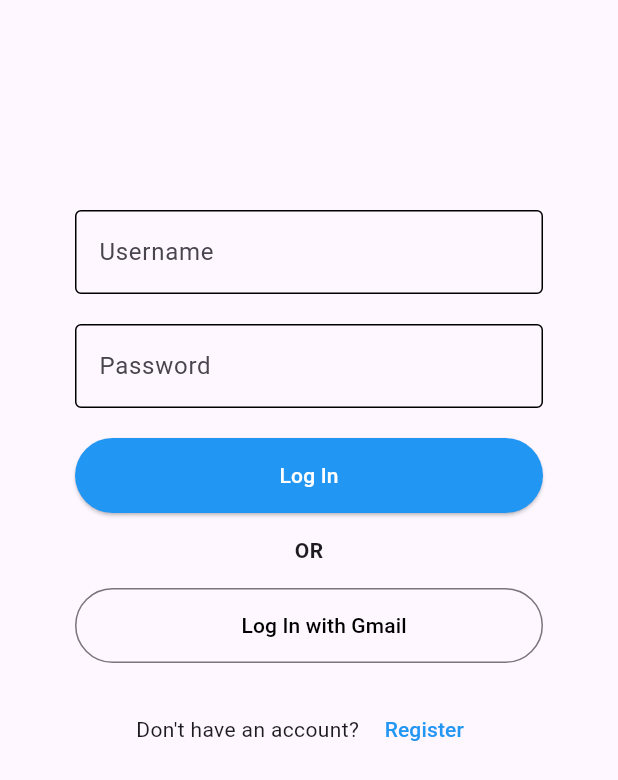
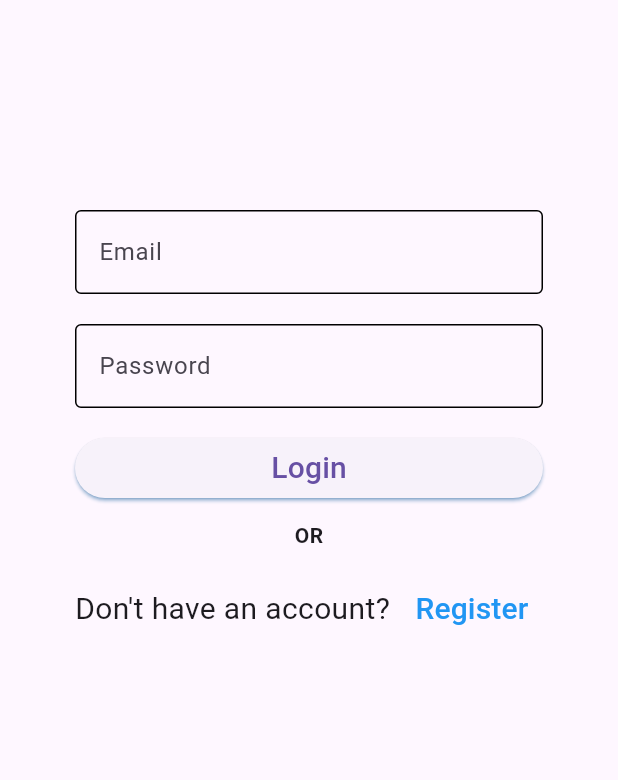
Before and after one commit to FrederickYapiter2411/Clairvoyance--Big-Project, a Flutter app: the screen it shows after launch, on a phone screen of 412 x 824 dp. Shown: the top 780 px of the screen. Run offline on Flutter 3.47's test engine with Material 3 defaults, Android fonts, the phone set to English and light mode, and no system bars; accounts and stored records are empty.

Commit message:
mengubah dependensi login menjadi dependen pada list user di provider

```diff
--- a/lib/screens/login.dart
+++ b/lib/screens/login.dart
@@ -1,27 +1,60 @@
 import 'package:clairvoyant_tubes/screens/provider.dart';
 import 'package:flutter/material.dart';
-import 'package:provider/provider.dart';
 import 'package:clairvoyant_tubes/screens/home.dart';
 import 'package:clairvoyant_tubes/screens/register.dart';
 
-class Login extends StatelessWidget {
-  const Login({super.key});
+class Login extends StatefulWidget {
+  const Login({Key? key}) : super(key: key);
+
+  @override
+  State<Login> createState() => _LoginState();
+}
+
+class _LoginState extends State<Login> {
+  final TextEditingController _emailC = TextEditingController();
+  final TextEditingController _passwordC = TextEditingController();
+  Color floatingColor1 = Colors.grey;
+  Color floatingColor2 = Colors.grey;
+  String? err1;
+  String? err2;
+  String tempEmail = '';
+  String tempPassword = '';
+
+  void _login(BuildContext ctx) {
+    List<Map<String, dynamic>> accountExist =
+        listUsers.where((user) => user["email"] == _emailC.text).toList();
+
+    if (accountExist.isNotEmpty) {
+      Map<String, dynamic> account = accountExist[0];
+
+      if (account["email"] == _emailC.text &&
+          account["password"] == _passwordC.text) {
+        User user = User(
+          username: account['user_name'],
+          email: account['email'],
+          password: account['password'],
+        );
+
+        Navigator.of(ctx).pushAndRemoveUntil(
+          MaterialPageRoute(builder: (context) => Home(user: user)),
+          (route) => false,
+        );
+      } else {
+        setState(() {
+          err1 = 'Wrong email and/or password';
+          err2 = 'Wrong email and/or password';
+        });
+      }
+    } else {
+      setState(() {
+        err1 = 'Wrong email and/or password';
+        err2 = 'Wrong email and/or password';
+      });
+    }
+  }
 
   @override
   Widget build(BuildContext context) {
-    var userProvider = Provider.of<UserProvider>(context);
-
-    TextEditingController inputUsername = TextEditingController();
-    TextEditingController inputPassword = TextEditingController();
-
-    Color floatingColor1 = Colors.grey;
-    Color floatingColor2 = Colors.grey;
-
-    String tempUsername = '';
-    String tempPassword = '';
-    String? err1;
-    String? err2;
-
     return Scaffold(
       body: SingleChildScrollView(
         padding: EdgeInsets.all(50),
@@ -37,22 +70,24 @@ class Login extends StatelessWidget {
             ),
             Focus(
               onFocusChange: (value) {
+                setState(() {
                   if (value) {
                     floatingColor1 = Colors.redAccent;
                   } else {
                     floatingColor1 = Colors.grey;
-                  if (tempUsername != inputUsername.text ||
-                      tempPassword != inputPassword.text) {
+                    if (tempEmail != _emailC.text ||
+                        tempPassword != _passwordC.text) {
                       err1 = null;
                       err2 = null;
                     }
                   }
+                });
               },
               child: TextFormField(
-                controller: inputUsername,
+                controller: _emailC,
                 decoration: InputDecoration(
-                  labelText: 'Username',
-                  hintText: inputUsername.text.isEmpty ? 'testing' : null,
+                  labelText: 'Email',
+                  hintText: 'Enter your email',
                   hintStyle: TextStyle(color: Colors.grey),
                   enabledBorder: OutlineInputBorder(),
                   focusedBorder: OutlineInputBorder(
@@ -62,27 +97,30 @@ class Login extends StatelessWidget {
                 ),
               ),
             ),
-            SizedBox(
+            const SizedBox(
               height: 20,
             ),
             Focus(
               onFocusChange: (value) {
+                setState(() {
                   if (value) {
                     floatingColor2 = Colors.redAccent;
                   } else {
                     floatingColor2 = Colors.grey;
-                  if (tempUsername != inputUsername.text ||
-                      tempPassword != inputPassword.text) {
+                    if (tempEmail != _emailC.text ||
+                        tempPassword != _passwordC.text) {
                       err1 = null;
                       err2 = null;
                     }
                   }
+                });
               },
               child: TextFormField(
-                controller: inputPassword,
+                controller: _passwordC,
+                obscureText: true,
                 decoration: InputDecoration(
                   labelText: 'Password',
-                  hintText: inputPassword.text.isEmpty ? 'testing' : null,
+                  hintText: 'Enter your password',
                   hintStyle: TextStyle(color: Colors.grey),
                   enabledBorder: OutlineInputBorder(),
                   focusedBorder: OutlineInputBorder(
@@ -92,37 +130,26 @@ class Login extends StatelessWidget {
                 ),
               ),
             ),
-            SizedBox(
+            const SizedBox(
               height: 20,
             ),
-            ElevatedButton(
+            SizedBox(
+              width: double.infinity,
+              height: 40,
+              child: ElevatedButton(
+                style: ElevatedButton.styleFrom(
+                  shadowColor: Colors.blue,
+                ),
                 onPressed: () {
-                FocusScope.of(context).unfocus();
-                if (inputUsername.text != 'testing' ||
-                    inputPassword.text != 'testing') {
-                  err1 = 'Wrong username and/or password';
-                  err2 = 'Wrong username and/or password';
-                  tempUsername = inputUsername.text;
-                  tempPassword = inputPassword.text;
-                } else {
-                  userProvider.login(inputUsername.text, inputPassword.text);
-                  if (userProvider.user != null) {
-                    Navigator.of(context).pushReplacement(MaterialPageRoute(
-                      builder: (context) => Home(
-                        username: '',
-                      ),
-                    ));
-                  }
-                }
+                  _login(context);
                 },
-              child: Text('Log In'),
-              style: ElevatedButton.styleFrom(
-                minimumSize: Size(double.infinity, 50),
-                foregroundColor: Colors.white,
-                backgroundColor: Colors.blue,
+                child: const Text(
+                  "Login",
+                  style: TextStyle(fontSize: 20),
                 ),
               ),
-            SizedBox(
+            ),
+            const SizedBox(
               height: 15,
             ),
             Text(
@@ -132,42 +159,23 @@ class Login extends StatelessWidget {
             SizedBox(
               height: 15,
             ),
-            OutlinedButton(
-              onPressed: () {},
-              style: OutlinedButton.styleFrom(
-                minimumSize: Size(double.infinity, 50),
+            Row(
+              children: [
+                const Text(
+                  "Don't have an account?",
+                  style: TextStyle(fontSize: 20),
                 ),
-              child: Row(
-                mainAxisAlignment: MainAxisAlignment.center,
-                children: [
-                  SizedBox(
-                    width: 20,
-                  ),
-                  Text(
-                    'Log In with Gmail',
-                    style: TextStyle(color: Colors.black),
-                  )
-                ],
-              ),
-            ),
-            SizedBox(
-              height: 20,
-            ),
-            Row(
-              mainAxisAlignment: MainAxisAlignment.center,
-              children: [
-                Text("Don't have an account?"),
-                SizedBox(
-                  width: 5,
-                ),
+                const SizedBox(width: 5),
                 TextButton(
                   onPressed: () {
-                    Navigator.of(context).pushReplacement(
-                      MaterialPageRoute(builder: (context) => Register()),
+                    Navigator.of(context).push(
+                      MaterialPageRoute(builder: (context) => const Register()),
                     );
                   },
-                  child: Text('Register'),
-                  style: TextButton.styleFrom(foregroundColor: Colors.blue),
+                  child: const Text(
+                    "Register",
+                    style: TextStyle(color: Colors.blue, fontSize: 20),
+                  ),
                 ),
               ],
             ),
```
Lines whose indentation alone changed are shown as unchanged.
